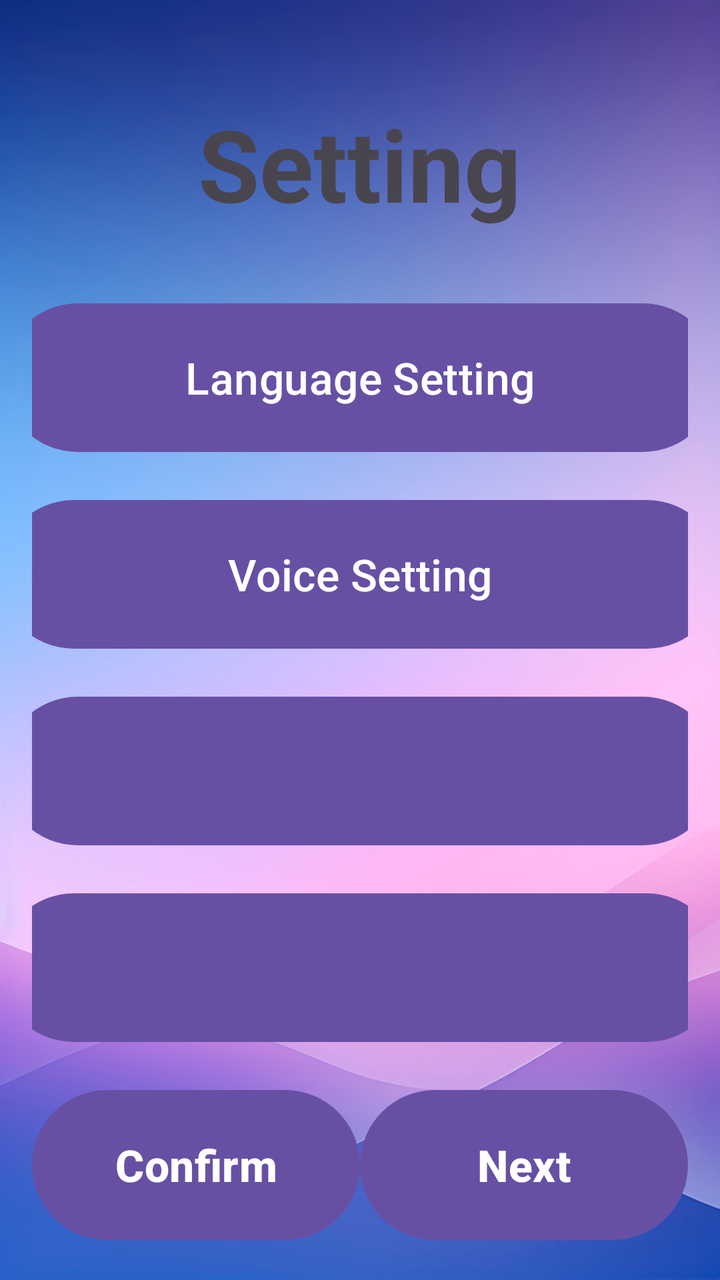
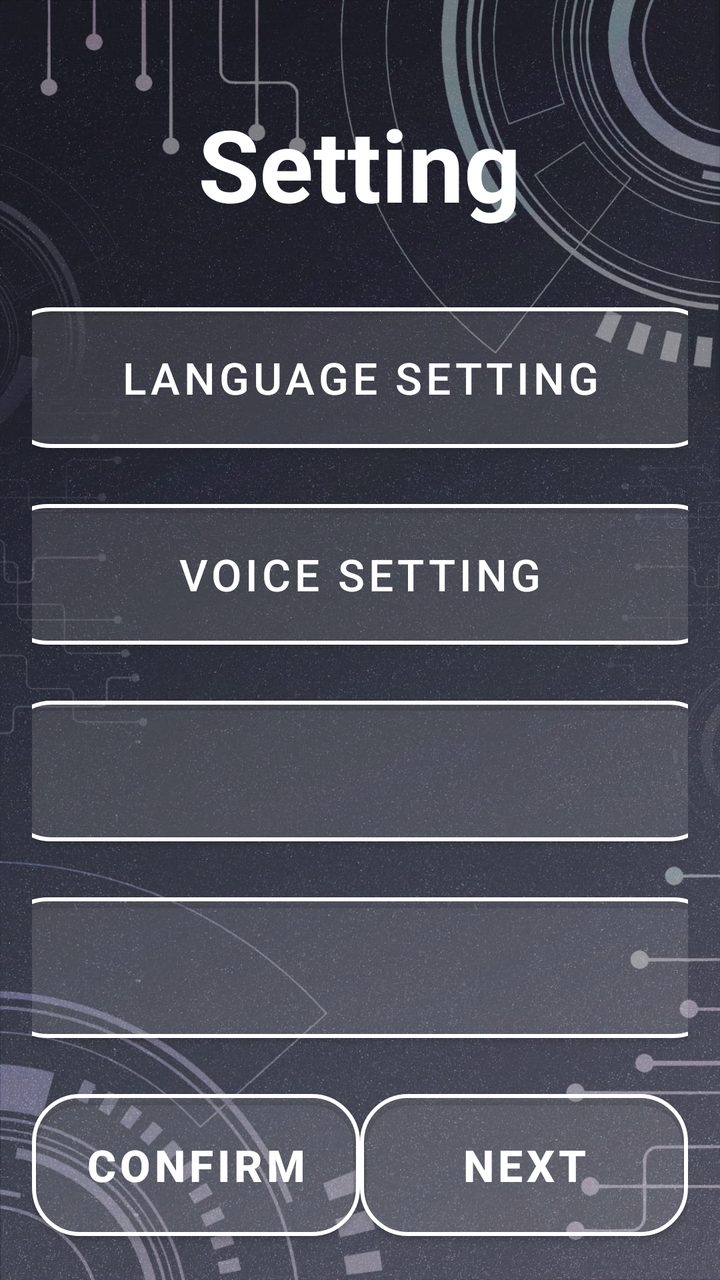

Before-and-after screenshots of an Android layout around one commit, followed by the original layout XML and the change that was made.
<!-- AndroidManifest.xml: application theme Theme.VISTA -->
<!-- res/layout/activity_setting_page.xml -->
<?xml version="1.0" encoding="utf-8"?>
<LinearLayout xmlns:android="http://schemas.android.com/apk/res/android"
    android:id="@+id/main"
    android:layout_width="match_parent"
    android:layout_height="match_parent"
    android:background="@drawable/background"
    android:orientation="vertical"
    android:gravity="center"
    android:padding="16dp"
    android:weightSum="5">

    

    
    <TextView
        android:id="@+id/textView2"
        android:layout_width="wrap_content"
        android:layout_height="wrap_content"
        android:layout_marginTop="16dp"
        android:layout_weight="1"
        android:gravity="center"
        android:text="@string/SettingActivity_Setting"
        android:textSize="50sp"
        android:textStyle="bold" />

    <Button
        android:id="@+id/btnLanSetting"
        android:layout_width="357dp"
        android:layout_height="wrap_content"
        android:layout_marginTop="16dp"
        android:layout_weight="1"
        android:text="@string/SettingActivity_LanguageSetting"
        android:textSize="22sp" />

    
    <Button
        android:id="@+id/btnVoiceSetting"
        android:layout_width="361dp"
        android:layout_height="wrap_content"
        android:layout_marginTop="16dp"
        android:layout_weight="1"
        android:text="@string/SettingActivity_VoiceSetting"
        android:textSize="22sp" />

    <Button
        android:id="@+id/btn"
        android:layout_width="357dp"
        android:layout_height="wrap_content"
        android:layout_marginTop="16dp"
        android:layout_weight="1"
        android:text=""
        android:textSize="22sp" />

    
    <Button
        android:id="@+id/button5"
        android:layout_width="361dp"
        android:layout_height="wrap_content"
        android:layout_marginTop="16dp"
        android:layout_weight="1"
        android:text=""
        android:textSize="22sp" />


    
    <LinearLayout
        android:orientation="horizontal"
        android:layout_width="match_parent"
        android:layout_height="wrap_content"
        android:gravity="bottom"
        android:layout_marginTop="16dp"
        android:weightSum="2">

        
        <Button
            android:id="@+id/btnEditRouteActivityConfirm"
            android:layout_width="0dp"
            android:layout_height="83dp"
            android:layout_weight="1"
            android:text="@string/btn_Confirm"
            android:textSize="22sp"
            android:textStyle="bold" />

        
        <Button
            android:id="@+id/btnEditRouteActivityNext"
            android:layout_width="0dp"
            android:layout_height="83dp"
            android:layout_weight="1"
            android:text="@string/btn_next"
            android:textSize="22sp"
            android:textStyle="bold" />
    </LinearLayout>
</LinearLayout>
<!-- resources referenced by this layout -->
<resources>
  <!-- drawable background: jpg bitmap (drawable, 544840 bytes) -->
  <string name="SettingActivity_LanguageSetting">Language Setting</string>
  <string name="SettingActivity_Setting">Setting</string>
  <string name="SettingActivity_VoiceSetting">Voice Setting</string>
  <string name="btn_Confirm">Confirm</string>
  <string name="btn_next">Next</string>
  <style name="Theme.VISTA" parent="Base.Theme.VISTA" />
  <style name="Base.Theme.VISTA" parent="Theme.Material3.DayNight.NoActionBar">
          
          
      </style>
</resources>

<!-- the commit's change to res/layout/activity_setting_page.xml (unified diff, before → after) -->
@@ -1,5 +1,6 @@
 <?xml version="1.0" encoding="utf-8"?>
 <LinearLayout xmlns:android="http://schemas.android.com/apk/res/android"
+    xmlns:app="http://schemas.android.com/apk/res-auto"
     android:id="@+id/main"
     android:layout_width="match_parent"
     android:layout_height="match_parent"
@@ -10,8 +11,6 @@
     android:weightSum="5">
 
     
-
-    
     <TextView
         android:id="@+id/textView2"
         android:layout_width="wrap_content"
@@ -19,12 +18,15 @@
         android:layout_marginTop="16dp"
         android:layout_weight="1"
         android:gravity="center"
+        android:textColor="@color/white"
         android:text="@string/SettingActivity_Setting"
         android:textSize="50sp"
         android:textStyle="bold" />
 
-    <Button
+    
+    <com.google.android.material.button.MaterialButton
         android:id="@+id/btnLanSetting"
+        style="@style/SemiTransparentRoundedButton"
         android:layout_width="357dp"
         android:layout_height="wrap_content"
         android:layout_marginTop="16dp"
@@ -33,8 +35,9 @@
         android:textSize="22sp" />
 
     
-    <Button
+    <com.google.android.material.button.MaterialButton
         android:id="@+id/btnVoiceSetting"
+        style="@style/SemiTransparentRoundedButton"
         android:layout_width="361dp"
         android:layout_height="wrap_content"
         android:layout_marginTop="16dp"
@@ -42,8 +45,10 @@
         android:text="@string/SettingActivity_VoiceSetting"
         android:textSize="22sp" />
 
-    <Button
+    
+    <com.google.android.material.button.MaterialButton
         android:id="@+id/btn"
+        style="@style/SemiTransparentRoundedButton"
         android:layout_width="357dp"
         android:layout_height="wrap_content"
         android:layout_marginTop="16dp"
@@ -52,15 +57,15 @@
         android:textSize="22sp" />
 
     
-    <Button
+    <com.google.android.material.button.MaterialButton
         android:id="@+id/button5"
+        style="@style/SemiTransparentRoundedButton"
         android:layout_width="361dp"
         android:layout_height="wrap_content"
         android:layout_marginTop="16dp"
         android:layout_weight="1"
         android:text=""
         android:textSize="22sp" />
-
 
     
     <LinearLayout
@@ -71,9 +76,9 @@
         android:layout_marginTop="16dp"
         android:weightSum="2">
 
-        
-        <Button
+        <com.google.android.material.button.MaterialButton
             android:id="@+id/btnEditRouteActivityConfirm"
+            style="@style/SemiTransparentRoundedButton"
             android:layout_width="0dp"
             android:layout_height="83dp"
             android:layout_weight="1"
@@ -81,9 +86,9 @@
             android:textSize="22sp"
             android:textStyle="bold" />
 
-        
-        <Button
+        <com.google.android.material.button.MaterialButton
             android:id="@+id/btnEditRouteActivityNext"
+            style="@style/SemiTransparentRoundedButton"
             android:layout_width="0dp"
             android:layout_height="83dp"
             android:layout_weight="1"
<!-- resource entries referenced after the edit -->
@@ -1,15 +1,57 @@
 <!-- resources referenced by this layout -->
 <resources>
-  <!-- drawable background: jpg bitmap (drawable, 544840 bytes) -->
+  <color name="white">#FFFFFF</color>
+  <!-- drawable background: jpeg bitmap (drawable, 288114 bytes) -->
   <string name="SettingActivity_LanguageSetting">Language Setting</string>
   <string name="SettingActivity_Setting">Setting</string>
   <string name="SettingActivity_VoiceSetting">Voice Setting</string>
   <string name="btn_Confirm">Confirm</string>
   <string name="btn_next">Next</string>
-  <style name="Theme.VISTA" parent="Base.Theme.VISTA" />
-  <style name="Base.Theme.VISTA" parent="Theme.Material3.DayNight.NoActionBar">
+  <style name="SemiTransparentRoundedButton" parent="Widget.MaterialComponents.Button">
+          <item name="android:textColor">#FFFFFF</item>
+          <item name="background">@drawable/button_selector</item> 
+          <item name="cornerRadius">24dp</item>
+          <item name="strokeColor">#FFFFFF</item>
+          <item name="strokeWidth">2dp</item>
+          <item name="backgroundTint">#20FFFFFF</item> 
+      </style>
+  <style name="Theme.VISTA" parent="Theme.MaterialComponents.Light.NoActionBar">
           
+          <item name="colorPrimary">@color/semi_transparent_white</item>
+          <item name="colorPrimaryVariant">@color/semi_transparent_white</item>
+          <item name="colorOnPrimary">@color/white</item>
           
       </style>
+  <!-- drawable button_selector (drawable) -->
+  <?xml version="1.0" encoding="utf-8"?>
+  <selector xmlns:android="http://schemas.android.com/apk/res/android">
+      
+      <item android:state_pressed="true">
+          <shape android:shape="rectangle">
+              <solid android:color="#20FFFFFF" /> 
+              <stroke android:width="2dp" android:color="#FFFFFF" />
+              <corners android:radius="24dp" />
+          </shape>
+      </item>
+  
+      
+      <item android:state_selected="true">
+          <shape android:shape="rectangle">
+              <solid android:color="#FFFF00" /> 
+              <stroke android:width="2dp" android:color="#FFFFFF" />
+              <corners android:radius="24dp" />
+          </shape>
+      </item>
+  
+      
+      <item>
+          <shape android:shape="rectangle">
+              <solid android:color="#20FFFFFF" /> 
+              <stroke android:width="2dp" android:color="#FFFFFF" />
+              <corners android:radius="24dp" />
+          </shape>
+      </item>
+  </selector>
+  <color name="semi_transparent_white">#80FFFFFF</color>
 </resources>
 
